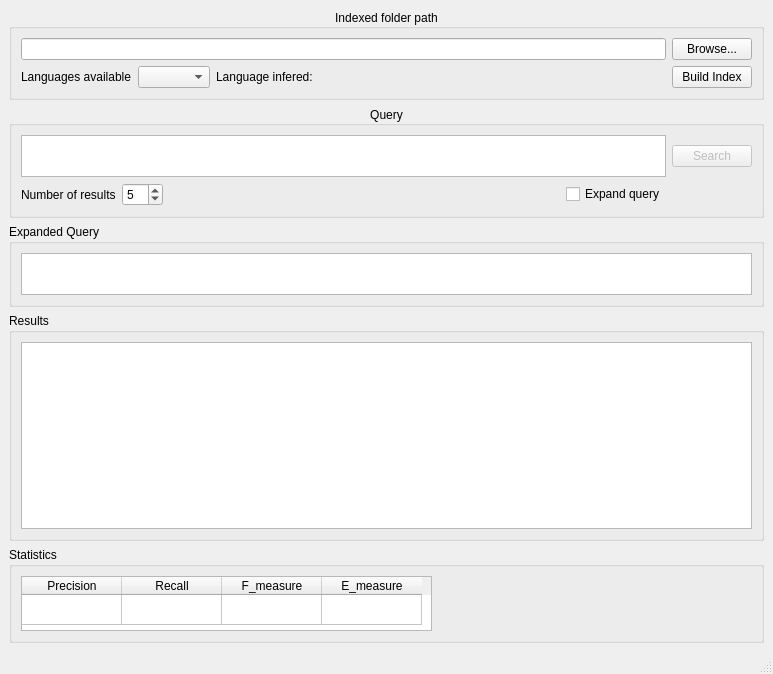
Before: the Qt Designer form UI/main.ui in lailaglez/belief-network-irs, drawn with Qt 5.
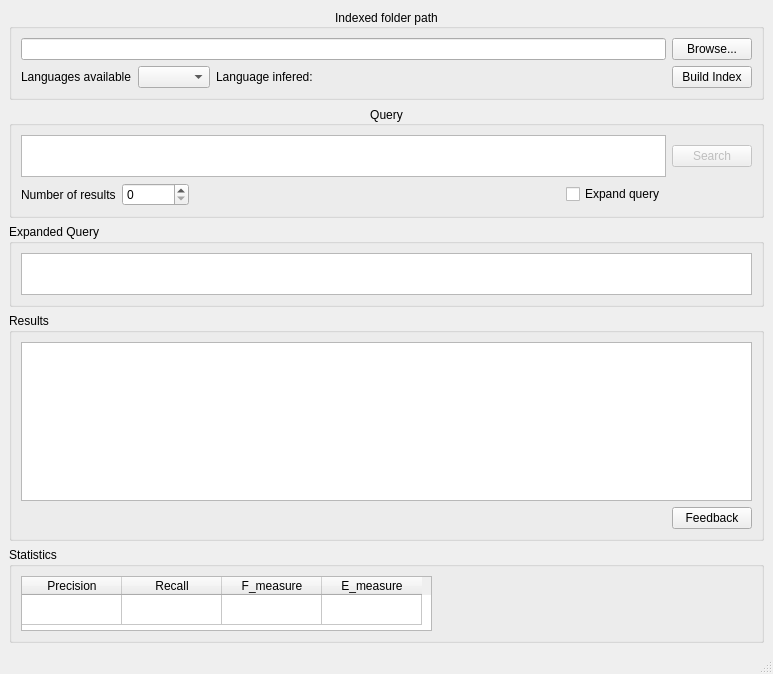
After: the same form once the commit is applied.

Diff of the .ui file:
```diff
--- a/UI/main.ui
+++ b/UI/main.ui
@@ -108,8 +108,11 @@
        </item>
        <item row="1" column="1">
         <widget class="QSpinBox" name="numberSpinBox">
+         <property name="maximum">
+          <number>9999999</number>
+         </property>
          <property name="value">
-          <number>5</number>
+          <number>0</number>
          </property>
         </widget>
        </item>
@@ -179,10 +182,30 @@
       <property name="title">
        <string>Results</string>
       </property>
-      <layout class="QVBoxLayout" name="verticalLayout">
-       <item>
+      <layout class="QGridLayout" name="gridLayout_3">
+       <item row="0" column="0" colspan="2">
         <widget class="QListWidget" name="resultslistWidget"/>
        </item>
+       <item row="1" column="0">
+        <spacer name="horizontalSpacer_3">
+         <property name="orientation">
+          <enum>Qt::Horizontal</enum>
+         </property>
+         <property name="sizeHint" stdset="0">
+          <size>
+           <width>651</width>
+           <height>20</height>
+          </size>
+         </property>
+        </spacer>
+       </item>
+       <item row="1" column="1">
+        <widget class="QPushButton" name="feedBackBtn">
+         <property name="text">
+          <string>Feedback</string>
+         </property>
+        </widget>
+       </item>
       </layout>
      </widget>
     </item>
```
Left out of the diff: 14 changed lines with no effect on the pictures.
